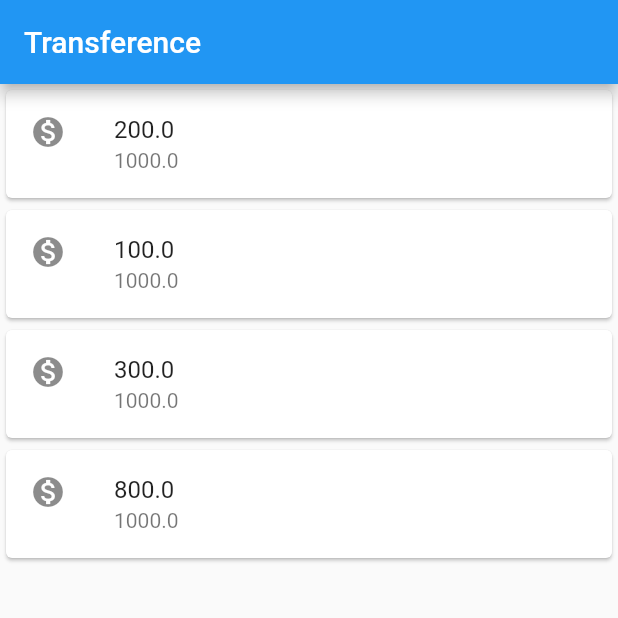
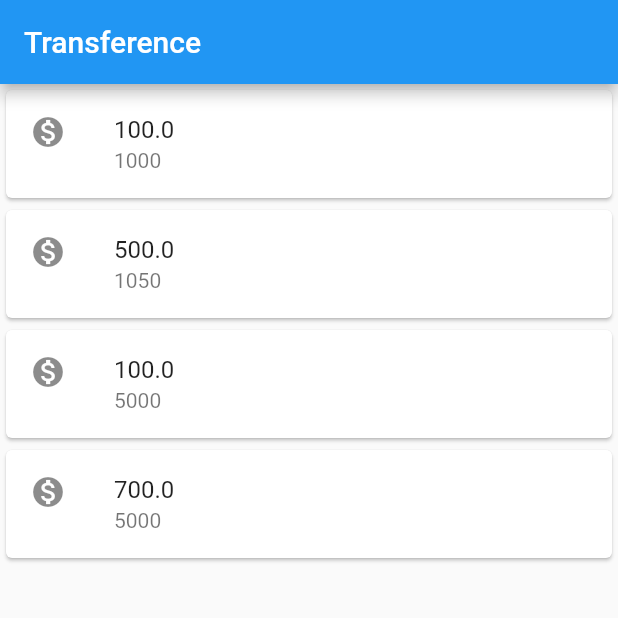
Before and after one commit to felixrodrigo19/bytebank, a Flutter app: the screen it shows after launch, on a phone screen of 412 x 824 dp, the top half of it. Run offline on Flutter 3.47's test engine with Material 2 defaults, Android fonts, the phone set to English and light mode, and no system bars.

Commit message:
refactor: create class to values items list transfers

```diff
--- a/lib/main.dart
+++ b/lib/main.dart
@@ -21,31 +21,37 @@ class TransferList extends StatelessWidget {
   @override
   Widget build(BuildContext context) {
     return Column(
-      children: const [
-        ItemsListTransfers('200.0', '1000.0'),
-        ItemsListTransfers('100.0', '1000.0'),
-        ItemsListTransfers('300.0', '1000.0'),
-        ItemsListTransfers('800.0', '1000.0'),
+      children: [
+        ItemsListTransfers(Transfer(100.0, 1000)),
+        ItemsListTransfers(Transfer(500.0, 1050)),
+        ItemsListTransfers(Transfer(100.0, 5000)),
+        ItemsListTransfers(Transfer(700.0, 5000)),
       ],
     );
   }
 }
 
 class ItemsListTransfers extends StatelessWidget {
-  final String transferValue;
-  final String accountValue;
+  final Transfer _transfer;
 
   // ignore: use_key_in_widget_constructors
-  const ItemsListTransfers(this.transferValue, this.accountValue);
+  const ItemsListTransfers(this._transfer);
 
   @override
   Widget build(BuildContext context) {
     return Card(
       child: ListTile(
         leading: const Icon(Icons.monetization_on),
-        title: Text(transferValue),
-        subtitle: Text(accountValue),
+        title: Text(_transfer.transferValue.toString()),
+        subtitle: Text(_transfer.accountNumber.toString()),
       ),
     );
   }
 }
+
+class Transfer {
+  final double transferValue;
+  final int accountNumber;
+
+  Transfer(this.transferValue, this.accountNumber);
+}
```
